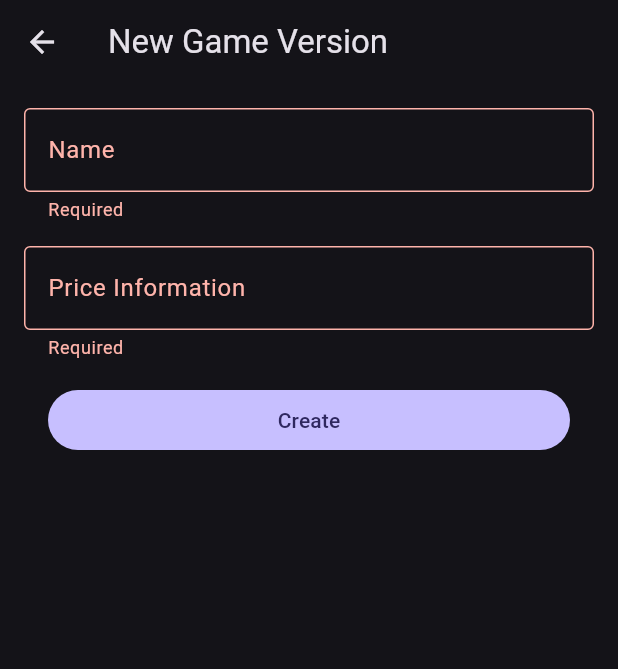
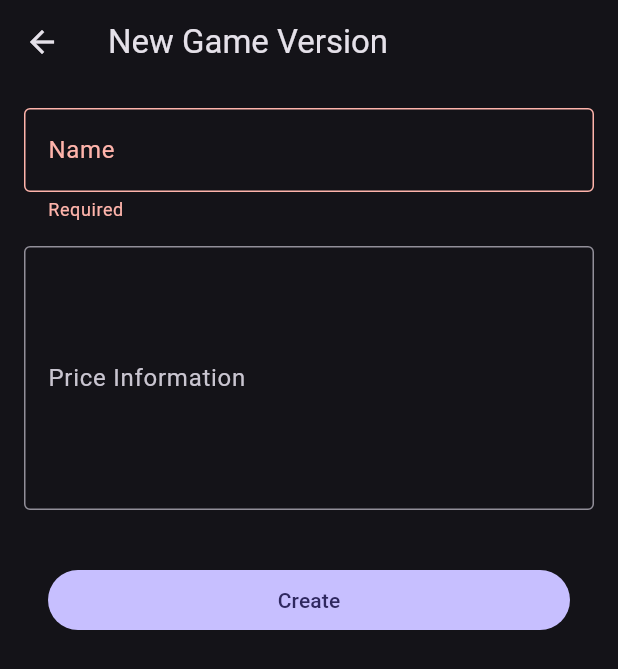
Before and after one commit to PPL-TI-Unpad-Serah/agatra-frontend, a Flutter app: the AdminGamesNewVersionView screen opened directly with empty values, after a tap on "Create", on a phone screen of 412 x 824 dp. Shown: the top 669 px of the screen. Run offline on Flutter 3.47's test engine with Material 2 defaults, Android fonts, the phone set to English and light mode, and no system bars; our stand-ins replace dio, equatable, flutter_riverpod, flutter_secure_storage, form_field_validator, freezed_annotation and 5 more; accounts and stored records are empty; generated files the repository leaves out were written again.

Commit message:
do adjustments on widgets

```diff
--- a/lib/views/admin/games/home/game_entry.dart
+++ b/lib/views/admin/games/home/game_entry.dart
@@ -11,6 +11,7 @@ class _GameEntry extends StatelessWidget {
   Widget build(BuildContext context) {
     return ExpansionTile(
       title: Text(title.name),
+      initiallyExpanded: true,
       trailing: IconButton(
         icon: const Icon(Icons.edit),
         onPressed: () {
--- a/lib/views/admin/games/new-version/view.dart
+++ b/lib/views/admin/games/new-version/view.dart
@@ -76,16 +76,13 @@ class AdminGamesNewVersionView extends ConsumerWidget {
             const SizedBox(height: 16.0),
             TextFormField(
               controller: priceInfo,
+              minLines: 6,
+              maxLines: 6,
               decoration: const InputDecoration(
                 labelText: 'Price Information',
                 helperText: '',
                 border: OutlineInputBorder(),
               ),
-              validator: MultiValidator([
-                RequiredValidator(
-                  errorText: 'Required',
-                ),
-              ]),
             ),
             Padding(
               padding: const EdgeInsets.symmetric(horizontal: 16.0).copyWith(
```
Also changed, not shown: lib/views/admin/games/edit-version/view.dart (+3 -6 lines).
